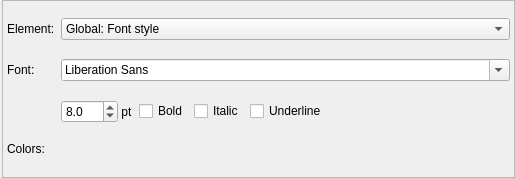
Above: libpgmodeler_ui/ui/appearanceconfigwidget.ui from pgmodeler/pgmodeler before the change. Below: the same form after it.
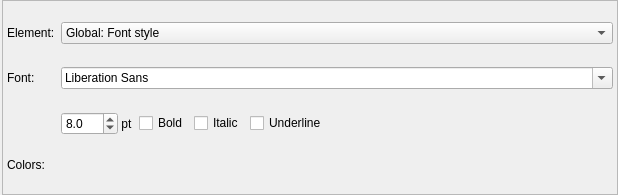
That is the form after the change.

What changed in the file:
```diff
--- a/libpgmodeler_ui/ui/appearanceconfigwidget.ui
+++ b/libpgmodeler_ui/ui/appearanceconfigwidget.ui
@@ -6,8 +6,8 @@
    <rect>
     <x>0</x>
     <y>0</y>
-    <width>515</width>
-    <height>178</height>
+    <width>618</width>
+    <height>195</height>
    </rect>
   </property>
   <property name="windowTitle">
```
